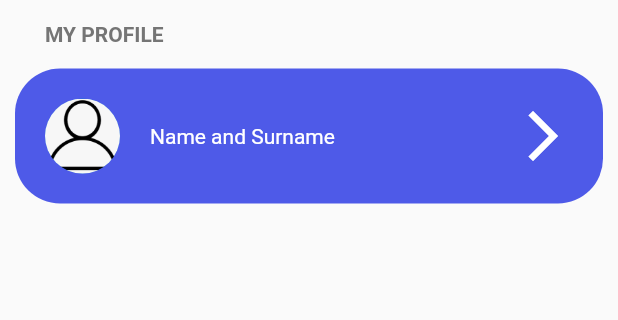
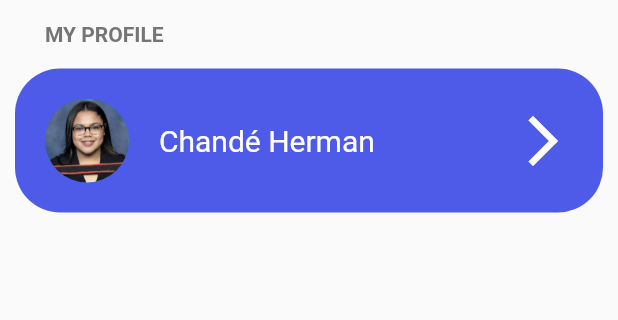
Before and after one commit to Booysen31SA/sharedspace, a Flutter app: the screen it shows after launch, on a phone screen of 412 x 824 dp, the part 68-388 px from its top. Run offline on Flutter 3.47's test engine with Material 2 defaults, Android fonts, the phone set to English and light mode, and no system bars; our stand-ins replace animated_splash_screen, flutter_local_notifications, get, get_storage, google_fonts, timezone.

Commit message:
added Cards

```diff
--- a/lib/pages/home.dart
+++ b/lib/pages/home.dart
@@ -2,7 +2,7 @@
 
 import 'package:flutter/material.dart';
 import 'package:sharedspace/configs/theme.dart';
-import 'package:sharedspace/widgets/card.dart';
+import 'package:sharedspace/widgets/cardList.dart';
 
 class Home extends StatelessWidget {
   const Home({Key? key}) : super(key: key);
@@ -38,7 +38,12 @@ class Home extends StatelessWidget {
                     ),
                   ],
                 ),
-                CardList(),
+                CardList(
+                  imageUrl: 'images/profileImg.png',
+                  name: 'Chandé',
+                  surname: 'Herman',
+                  userList: null,
+                ),
               ],
             )
             //card for linked profiles
--- a/lib/widgets/button.dart
+++ b/lib/widgets/button.dart
@@ -1,4 +1,5 @@
-import 'package:flutter/cupertino.dart';
+// ignore_for_file: prefer_const_constructors
+
 import 'package:flutter/material.dart';
 import 'package:sharedspace/configs/theme.dart';
 
--- a/lib/widgets/card.dart
+++ b/lib/widgets/cardList.dart
@@ -6,7 +6,17 @@ import 'package:flutter/src/widgets/framework.dart';
 import 'package:sharedspace/configs/theme.dart';
 
 class CardList extends StatelessWidget {
-  const CardList({Key? key}) : super(key: key);
+  final String imageUrl;
+  final String name;
+  final String surname;
+  final String? userList;
+  const CardList(
+      {Key? key,
+      required this.imageUrl,
+      required this.name,
+      required this.surname,
+      required this.userList})
+      : super(key: key);
 
   @override
   Widget build(BuildContext context) {
@@ -22,17 +32,24 @@ class CardList extends StatelessWidget {
           Row(
             children: [
               CircleAvatar(
-                backgroundImage: AssetImage('images/profile.png'),
-                radius: 25,
+                backgroundImage: AssetImage(imageUrl),
+                maxRadius: 28,
               ),
               SizedBox(
                 width: 20,
               ),
-              Text(
-                'Name and Surname',
-                style: TextStyle(
-                  color: Colors.white,
-                ),
+              Column(
+                crossAxisAlignment: CrossAxisAlignment.start,
+                children: [
+                  Text(
+                    '$name $surname',
+                    style: TextStyle(
+                      color: Colors.white,
+                      fontSize: 20,
+                    ),
+                  ),
+                  if (userList != null) Text('$userList')
+                ],
               )
             ],
           ),
```
Also changed, not shown: images/profileImg.png (added).
